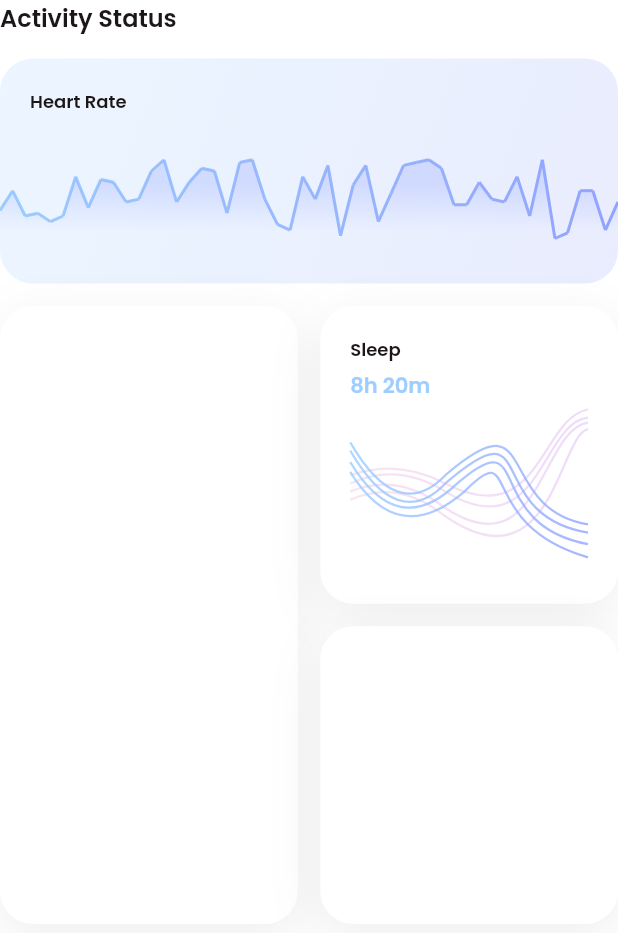
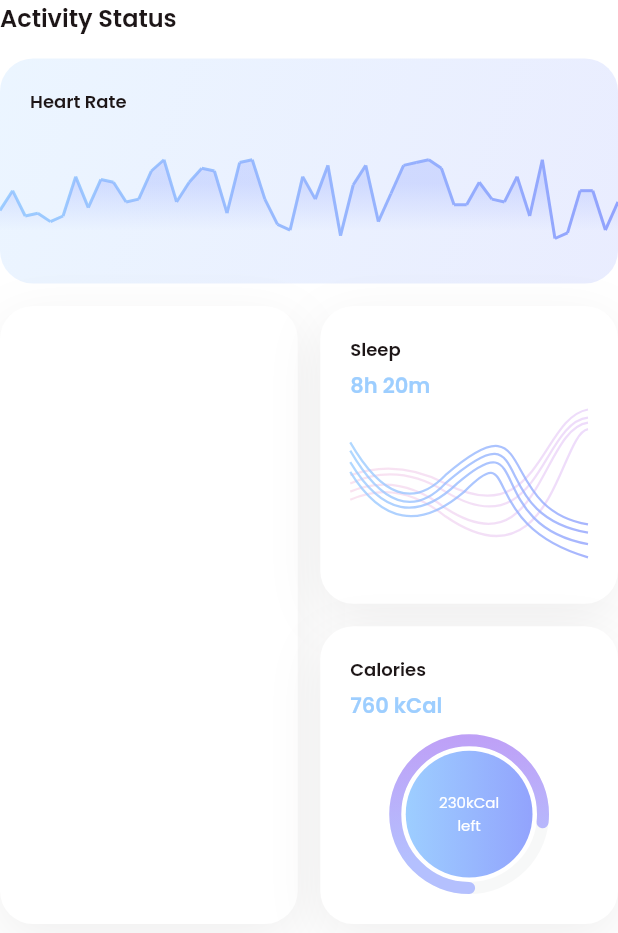
Before and after one commit to AyurM/FitnestX-Demo, a Flutter app: the ActivityBlock widget shown alone on an empty page, opened directly, on a phone screen of 412 x 824 dp. Shown: the top 933 px of the screen. Run offline on Flutter 3.47's test engine with Material 2 defaults, Android fonts, the phone set to English and light mode, and no system bars; our stand-ins replace flutter_bloc, get_it, google_fonts.

Commit message:
Added CaloriesCard widget

```diff
--- a/lib/res/colors/app_colors.dart
+++ b/lib/res/colors/app_colors.dart
@@ -6,6 +6,7 @@ class AppColors {
   static const blue = Color(0xFF92A3FD);
   static const blue2 = Color(0xFF9DCEFF);
   static const blue3 = Color(0xFF93A7FE);
+  static const blue4 = Color(0xFFB4C0FE);
   static const purple = Color(0xFFC58BF2);
   static const purple2 = Color(0xFFEEA4CE);
   static const black = Color(0xFF1D1617);
--- a/lib/res/views/app_navigation_bar.dart
+++ b/lib/res/views/app_navigation_bar.dart
@@ -39,9 +39,8 @@ class AppNavigationBar extends StatelessWidget {
           inactiveIcon: AppIcons.profile_outlined),
     ];
 
-    return Container(
+    return SizedBox(
       height: kBottomNavBarHeight + _kFabTopOffset,
-      color: Colors.transparent,
       child: Stack(
         alignment: Alignment.bottomCenter,
         clipBehavior: Clip.none,
--- a/lib/res/views/home_tab/activity_block.dart
+++ b/lib/res/views/home_tab/activity_block.dart
@@ -1,4 +1,5 @@
 import 'package:fitnest_x/res/views/app_card.dart';
+import 'package:fitnest_x/res/views/home_tab/calories_card.dart';
 import 'package:fitnest_x/res/views/home_tab/heart_rate_card.dart';
 import 'package:fitnest_x/res/views/home_tab/sleep_card.dart';
 import 'package:fitnest_x/res/views/section_title.dart';
@@ -7,6 +8,8 @@ import 'package:flutter/material.dart';
 const _titleText = 'Activity Status';
 const _kSpacing = 15.0;
 const _kSleepDuration = Duration(hours: 8, minutes: 20);
+const _kTargetCalories = 990;
+const _kConsumedCalories = 760;
 
 class ActivityBlock extends StatelessWidget {
   const ActivityBlock({Key? key}) : super(key: key);
@@ -32,7 +35,10 @@ class ActivityBlock extends StatelessWidget {
                   children: const [
                     Expanded(child: SleepCard(duration: _kSleepDuration)),
                     SizedBox(height: _kSpacing),
-                    Expanded(child: AppCard()),
+                    Expanded(
+                        child: CaloriesCard(
+                            consumedCalories: _kConsumedCalories,
+                            targetCalories: _kTargetCalories)),
                   ],
                 ))
               ],
--- /dev/null
+++ b/lib/res/views/home_tab/calories_card.dart
@@ -0,0 +1,155 @@
+import 'dart:math';
+import 'dart:ui' as ui;
+
+import 'package:fitnest_x/res/colors/app_colors.dart';
+import 'package:fitnest_x/res/views/app_card.dart';
+import 'package:fitnest_x/res/views/card_title.dart';
+import 'package:flutter/material.dart';
+
+const _titleText = 'Calories';
+const _kCalText = 'kCal';
+const _kCaloriesIndicatorWidth = 8.0;
+const _kCaloriesIndicatorSpacing = 3.0;
+
+class CaloriesCard extends StatelessWidget {
+  final int consumedCalories;
+  final int targetCalories;
+
+  const CaloriesCard(
+      {Key? key, required this.consumedCalories, required this.targetCalories})
+      : super(key: key);
+
+  @override
+  Widget build(BuildContext context) {
+    return AppCard(
+        child: Column(crossAxisAlignment: CrossAxisAlignment.start, children: [
+      const CardTitle(text: _titleText),
+      const SizedBox(height: 5),
+      Text('$consumedCalories $_kCalText',
+          style: Theme.of(context)
+              .textTheme
+              .bodyText2
+              ?.copyWith(fontWeight: FontWeight.w600, color: AppColors.blue2)),
+      const SizedBox(height: 8),
+      Expanded(
+          child: _CaloriesGraph(
+              consumedCalories: consumedCalories,
+              targetCalories: targetCalories))
+    ]));
+  }
+}
+
+class _CaloriesGraph extends StatelessWidget {
+  final int consumedCalories;
+  final int targetCalories;
+
+  const _CaloriesGraph(
+      {Key? key, required this.consumedCalories, required this.targetCalories})
+      : super(key: key);
+
+  @override
+  Widget build(BuildContext context) => Stack(
+        alignment: Alignment.center,
+        children: [
+          CustomPaint(
+              painter: _CaloriesGraphPainter(
+                  caloriesPercent: consumedCalories / targetCalories),
+              size: Size.infinite),
+          Text(
+            '${targetCalories - consumedCalories}$_kCalText\nleft',
+            textAlign: TextAlign.center,
+            style: Theme.of(context)
+                .textTheme
+                .subtitle1
+                ?.copyWith(color: AppColors.white, fontSize: 10),
+          )
+        ],
+      );
+}
+
+class _CaloriesGraphPainter extends CustomPainter {
+  final double caloriesPercent;
+
+  _CaloriesGraphPainter({required this.caloriesPercent});
+
+  @override
+  void paint(Canvas canvas, Size size) {
+    final innerCircleRadius =
+        size.height / 2 - _kCaloriesIndicatorWidth - _kCaloriesIndicatorSpacing;
+    final innerCircleCenter = size.center(Offset.zero);
+
+    final indicatorRadius = innerCircleRadius +
+        _kCaloriesIndicatorSpacing +
+        _kCaloriesIndicatorWidth / 2;
+
+    _drawInnerCircle(
+        canvas: canvas,
+        size: size,
+        center: innerCircleCenter,
+        radius: innerCircleRadius);
+
+    _drawIndicatorBackground(
+        canvas: canvas,
+        size: size,
+        center: innerCircleCenter,
+        radius: indicatorRadius);
+
+    _drawIndicator(
+        canvas: canvas,
+        size: size,
+        center: innerCircleCenter,
+        radius: indicatorRadius);
+  }
+
+  void _drawInnerCircle(
+      {required Canvas canvas,
+      required Size size,
+      required Offset center,
+      required double radius}) {
+    final Paint innerCirclePaint = Paint()
+      ..shader = ui.Gradient.linear(
+          Offset(center.dx - radius, size.height / 2),
+          Offset(center.dx + radius, size.height / 2),
+          [AppColors.blue2, AppColors.blue]);
+    canvas.drawCircle(center, radius, innerCirclePaint);
+  }
+
+  void _drawIndicatorBackground(
+      {required Canvas canvas,
+      required Size size,
+      required Offset center,
+      required double radius}) {
+    final Paint indicatorBackgroundPaint = Paint()
+      ..color = AppColors.borderColor
+      ..style = ui.PaintingStyle.stroke
+      ..strokeWidth = _kCaloriesIndicatorWidth;
+    canvas.drawCircle(center, radius, indicatorBackgroundPaint);
+  }
+
+  void _drawIndicator(
+      {required Canvas canvas,
+      required Size size,
+      required Offset center,
+      required double radius}) {
+    final Paint indicatorPaint = Paint()
+      ..shader = ui.Gradient.linear(
+          Offset(size.width / 2, size.height * -0.5),
+          Offset(size.width / 2, size.height * 0.8),
+          [AppColors.purple, AppColors.blue4])
+      ..style = ui.PaintingStyle.stroke
+      ..strokeWidth = _kCaloriesIndicatorWidth
+      ..strokeCap = ui.StrokeCap.round;
+    canvas.drawArc(
+        Offset((size.width - size.height) / 2 + _kCaloriesIndicatorWidth / 2,
+                _kCaloriesIndicatorWidth / 2) &
+            Size.square(radius * 2),
+        pi / 2,
+        2 * pi * caloriesPercent.clamp(0.0, 1.0),
+        false,
+        indicatorPaint);
+  }
+
+  @override
+  bool shouldRepaint(_CaloriesGraphPainter oldDelegate) =>
+      caloriesPercent != oldDelegate.caloriesPercent;
+}
```
